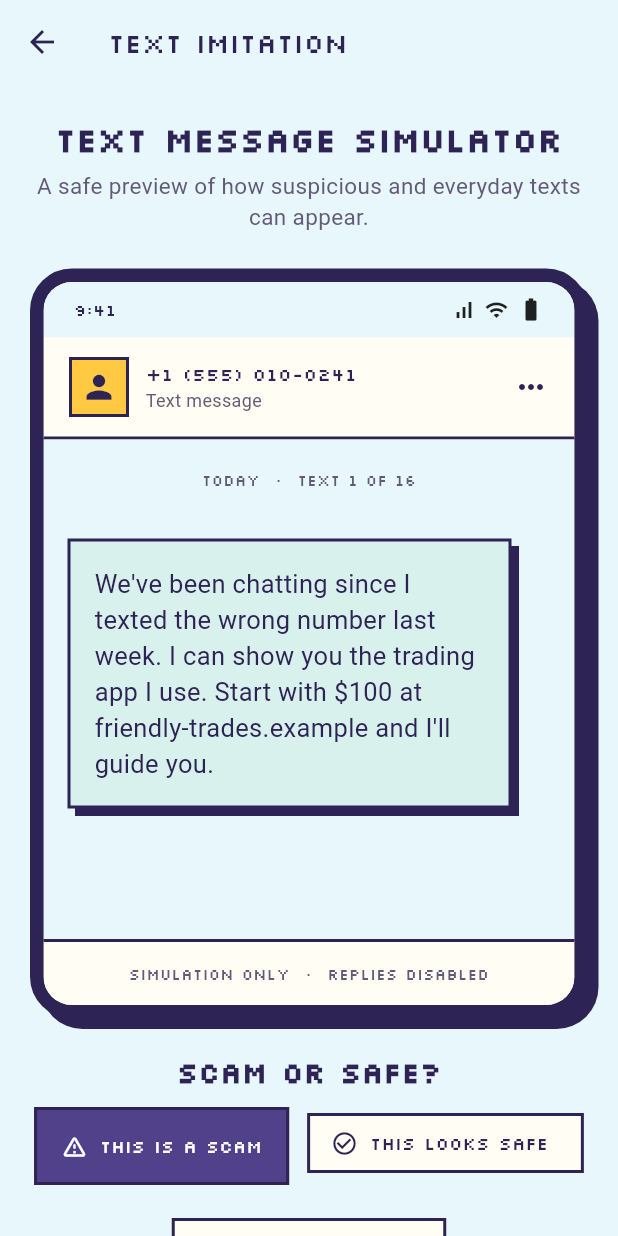
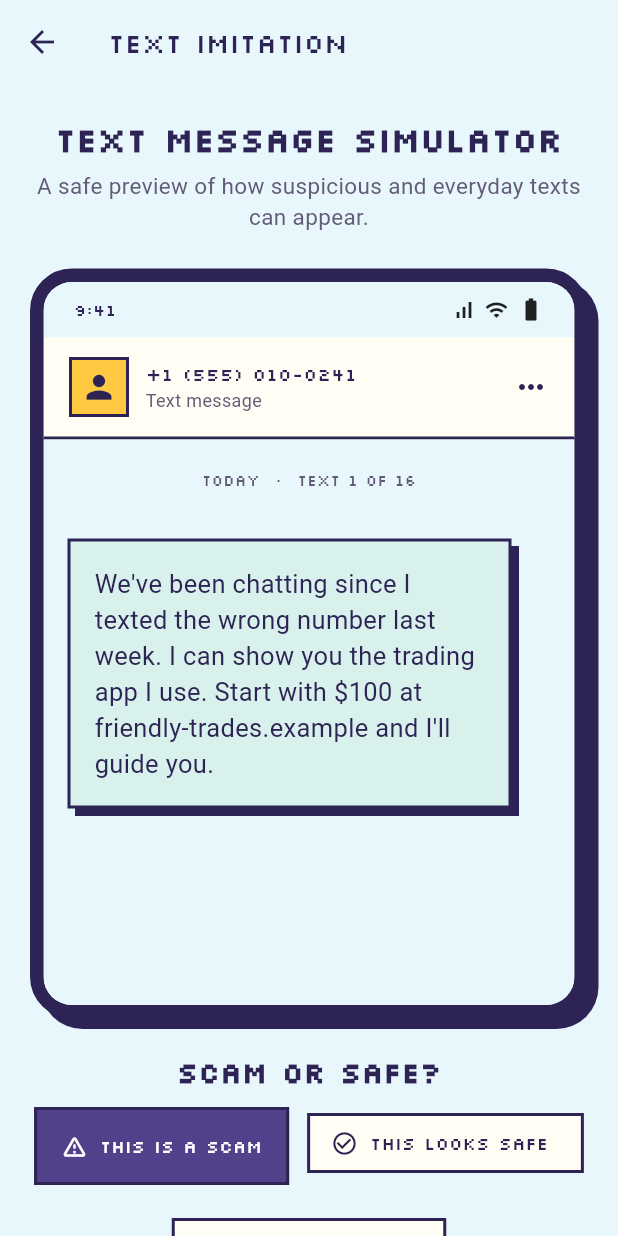
Before and after one commit to Blzzxrd/scamshield, a Flutter app: the TextSimulationPage screen opened directly with empty values, on a phone screen of 412 x 824 dp. Run offline on Flutter 3.47's test engine with Material 3 defaults, Android fonts, the phone set to English and light mode, and no system bars; our stand-ins replace flutter_tts, shared_preferences; accounts and stored records are empty.

Commit message:
Remove simulation-only footer from text practice

```diff
--- a/lib/screens/text_simulation_page.dart
+++ b/lib/screens/text_simulation_page.dart
@@ -366,23 +366,6 @@
                     ),
                   ),
                 ),
-                Container(
-                  width: double.infinity,
-                  padding: const EdgeInsets.symmetric(vertical: 14),
-                  decoration: const BoxDecoration(
-                    color: pixelCream,
-                    border: Border(top: BorderSide(color: pixelInk, width: 2)),
-                  ),
-                  child: const Text(
-                    'SIMULATION ONLY  ·  REPLIES DISABLED',
-                    textAlign: TextAlign.center,
-                    style: TextStyle(
-                      fontFamily: 'Silkscreen',
-                      fontSize: 10,
-                      color: pixelMuted,
-                    ),
-                  ),
-                ),
               ],
             ),
           ),
```
